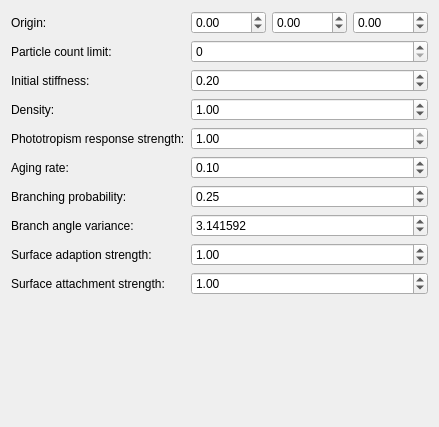
Qt form editor/wizard_sb_plant_config.ui (Easimer/trigen) before a commit.
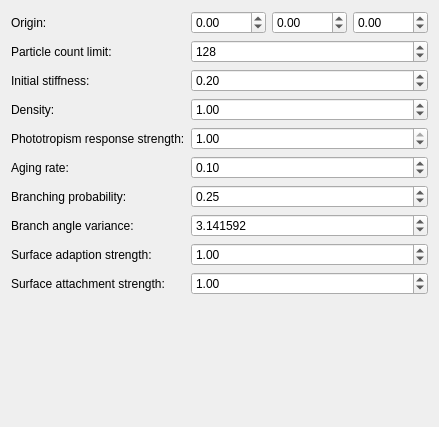
The same form after that commit.

Commit message: editor: sbParticleCountLimit now has a default value

```diff
--- a/editor/wizard_sb_plant_config.ui
+++ b/editor/wizard_sb_plant_config.ui
@@ -23,9 +23,15 @@
    </item>
    <item row="1" column="1">
     <widget class="QSpinBox" name="sbParticleCountLimit">
+     <property name="minimum">
+      <number>8</number>
+     </property>
      <property name="maximum">
       <number>65536</number>
      </property>
+     <property name="value">
+      <double>128</double>
+     </property>
     </widget>
    </item>
    <item row="0" column="1">
```
